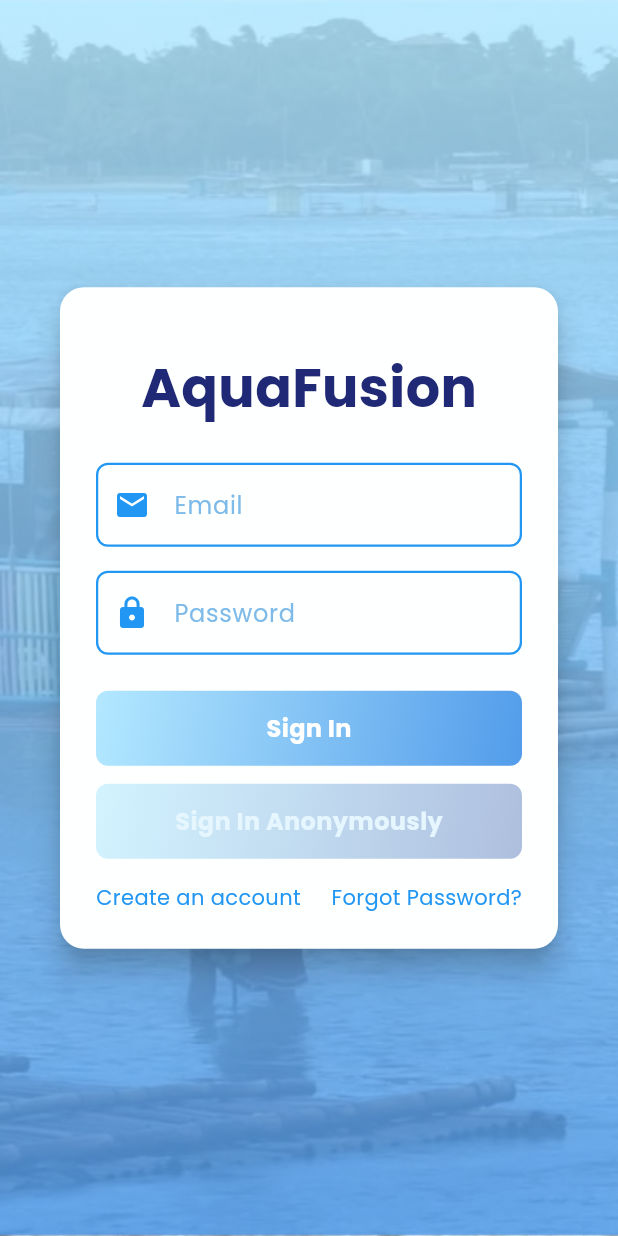
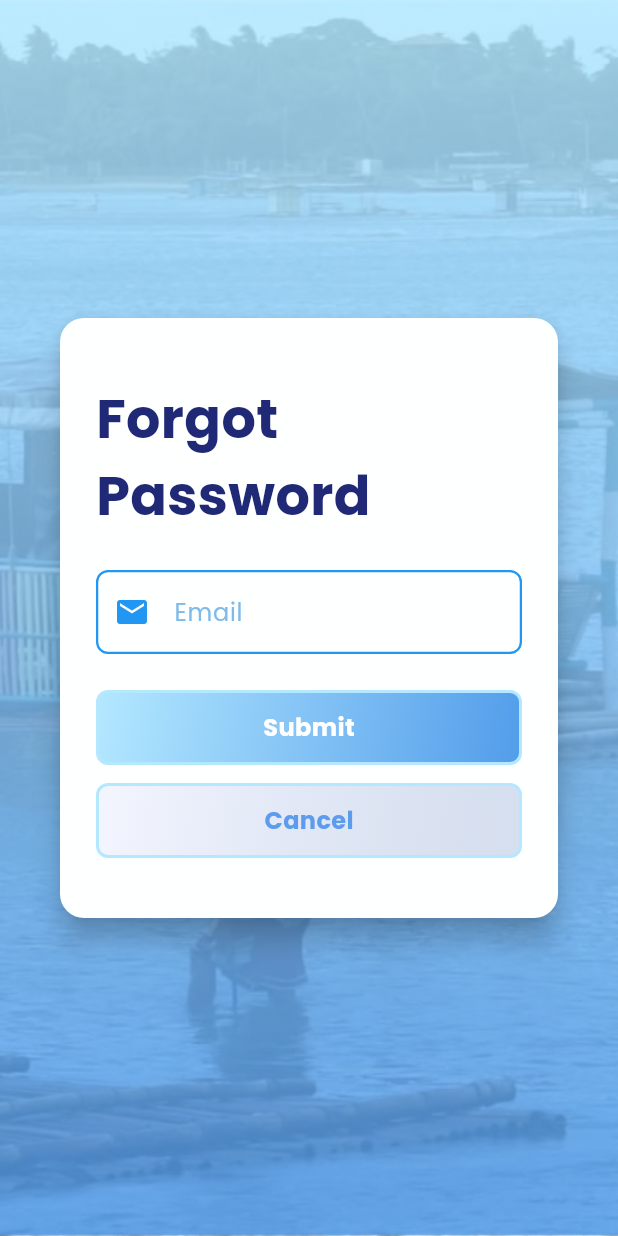
Before and after one commit to Pain4pple/aquafusion, a Flutter app: the screen it shows after launch, after a tap on "Create an account", after a tap on "Cancel", after a tap on "Forgot Password?", on a phone screen of 412 x 824 dp. Run offline on Flutter 3.47's test engine with Material 3 defaults, Android fonts, the light colour scheme and no system bars; our stand-ins replace cloud_firestore, firebase_auth, firebase_core, fl_chart, font_awesome_flutter, google_fonts and 1 more; missing offline and left inert: mqtt_client; accounts and stored records are empty.

Commit message:
ForgotPass

```diff
--- a/lib/screens/authenticate/authenticate.dart
+++ b/lib/screens/authenticate/authenticate.dart
@@ -1,5 +1,6 @@
 import 'package:aquafusion/screens/authenticate/register.dart';
 import 'package:aquafusion/screens/authenticate/sign_in.dart';
+import 'package:aquafusion/screens/authenticate/forgot_pass.dart'; // Import the new screen
 import 'package:flutter/material.dart';
 
 class Authenticate extends StatefulWidget {
@@ -10,19 +11,31 @@ class Authenticate extends StatefulWidget {
 }
 
 class _AuthenticateState extends State<Authenticate> {
-  bool showSignIn = true;
-  void toggleView(){
-    setState(() => showSignIn = !showSignIn);
+  // Track which screen to display
+  String currentScreen = 'signin';
+
+  // Function to switch between screens
+  void toggleView(String screen) {
+    setState(() => currentScreen = screen);
   }
+
   @override
   Widget build(BuildContext context) {
-    if(showSignIn){
-    return Container(
-      child: SignIn(toggleView:toggleView),
-    );
-    }else{
+    if (currentScreen == 'signin') {
       return Container(
-        child: Register(toggleView:toggleView),
+        child: SignIn(toggleView: toggleView),
+      );
+    } else if (currentScreen == 'register') {
+      return Container(
+        child: Register(toggleView: toggleView),
+      );
+    } else if (currentScreen == 'forgotPassword') {
+      return Container(
+        child: ForgotPass(toggleView: toggleView), // New screen
+      );
+    } else {
+      return Container(
+        child: Text('Error: Unknown screen'),
       );
     }
   }
--- /dev/null
+++ b/lib/screens/authenticate/forgot_pass.dart
@@ -0,0 +1,171 @@
+import 'package:aquafusion/screens/authenticate/sign_in.dart';
+import 'package:flutter/material.dart';
+import 'package:aquafusion/services/auth.dart';
+import 'package:google_fonts/google_fonts.dart';
+
+class ForgotPass extends StatefulWidget {
+  // const Register({super.key});
+  final Function(String) toggleView;
+  const ForgotPass ({super.key, required this.toggleView});
+  @override
+  State<ForgotPass> createState() => _ForgotPassState();
+}
+
+class _ForgotPassState extends State<ForgotPass> {
+
+  final AuthService _authService = AuthService();
+  final _formKey = GlobalKey<FormState>();
+
+  String email = '';
+  String error = '';
+
+  @override
+   Widget build(BuildContext context) {
+    return Scaffold(
+      body: Stack(
+        children: [
+            Positioned.fill(
+            child: Image.asset(
+              'assets/images/backgroundlogin.png',
+              fit: BoxFit.cover,
+            ),
+          ),
+          Center(
+            child: Card(
+              color: const Color(0xfffeffff),
+              elevation: 8,
+              shape: RoundedRectangleBorder(
+                borderRadius: BorderRadius.circular(16),
+              ),
+              margin: const EdgeInsets.symmetric(horizontal: 40),
+              child: Padding(
+                padding: const EdgeInsets.all(24),
+                child:Form(
+                key: _formKey,
+                 child: Column(
+                  mainAxisSize: MainAxisSize.min,
+                  children: [
+                    const SizedBox(height: 18),
+                    Center(
+                      child: Text(
+                        "Forgot Password",
+                        style: GoogleFonts.poppins(
+                          color: const Color(0xff202976),
+                          fontSize: 36,
+                          fontWeight: FontWeight.bold,
+                        ),
+                      ),
+                    ),
+                    const SizedBox(height: 24),
+                    TextFormField(
+                      decoration: InputDecoration(
+                        labelText: 'Email',
+                        labelStyle: const TextStyle(
+                          color: Color(0xff7fbbe9),
+                          fontWeight: FontWeight.w400,
+                        ),
+                        hintText: 'Enter your email',
+                        hintStyle: const TextStyle(
+                          color: Color(0xff7fbbe9),
+                          fontWeight: FontWeight.w400,
+                        ),
+                        prefixIcon: const Icon(Icons.email, color: Colors.blue),
+                        enabledBorder: OutlineInputBorder(
+                          borderRadius: BorderRadius.circular(8),
+                          borderSide: const BorderSide(color: Colors.blue, width: 1.5),
+                        ),
+                      ),
+                      validator: (value) {
+                        if (value == null || value.isEmpty) {
+                          return 'Email is required';
+                        }
+                        if (!RegExp(r'^[^@]+@[^@]+\.[^@]+').hasMatch(value)) {
+                          return 'Please enter a valid email address';
+                        }
+                        return null;
+                      },
+                      onChanged: (val){
+                        setState(() {
+                          email = val;
+                        });
+                      },
+                    ),
+
+                  const SizedBox(height: 24),
+                    _buildGradientButton('Submit', onPressed: () async {
+                      if (_formKey.currentState!.validate()){
+                        dynamic result = await _authService.forgotPass(email);
+                        print(result);
+                       showDialog(
+                        context: context,
+                        builder: (BuildContext context) {
+                          return AlertDialog(
+                            title: Text('Password Reset'),
+                            content: Text('If the email is valid, a password reset email has been sent to $email.'),
+                            actions: [
+                              TextButton(
+                                onPressed: () {
+                                  Navigator.of(context).pop(); // Close the dialog
+                                  widget.toggleView('signin'); // Navigate back to sign-in
+                                },
+                                child: Text('OK'),
+                              ),
+                            ],
+                          );
+                        },
+                      );
+                      }
+                    }),
+                  const SizedBox(height: 12),
+                    _buildGradientButton('Cancel', onPressed: () {
+                      widget.toggleView('signin');
+                    }, colors: [const Color(0xfff4f6ff), const Color.fromARGB(171, 194, 207, 231)],textColor: const Color(0xff5d9cec)),
+                  const SizedBox(height: 16),
+                  ],
+                ),
+              ),
+              ),
+            ),
+
+          )
+        ],
+      )
+    );
+  }
+
+    Widget _buildGradientButton(String text, {required VoidCallback onPressed, List<Color>? colors, Color? textColor}) {
+    return Container(
+      width: double.infinity,
+      height: 50,
+      decoration: BoxDecoration(
+        gradient: LinearGradient(
+          colors: colors ?? [const Color(0xffb3e8ff), const Color(0xff529cea)],
+          begin: Alignment.topLeft,
+          end: Alignment.bottomRight,
+        ),
+        borderRadius: BorderRadius.circular(8),
+        border: Border.all(
+        color: const Color(0xffb3e8ff), // Border color
+        width: 2, // Border width
+      ),
+      ),
+      child: Material(
+        color: Colors.transparent,
+        child: InkWell(
+          onTap: onPressed,
+          borderRadius: BorderRadius.circular(8),
+          child: Center(
+            child: Text(
+              text,
+              style: TextStyle(
+                color: textColor ?? Colors.white,
+                fontSize: 16,
+                fontWeight: FontWeight.bold,
+              ),
+            ),
+          ),
+        ),
+      ),
+    );
+  }
+}
--- a/lib/screens/authenticate/register.dart
+++ b/lib/screens/authenticate/register.dart
@@ -4,7 +4,7 @@ import 'package:google_fonts/google_fonts.dart';
 
 class Register extends StatefulWidget {
   // const Register({super.key});
-  final Function toggleView;
+  final Function(String) toggleView;
   const Register ({super.key, required this.toggleView});
   @override
   State<Register> createState() => _RegisterState();
@@ -250,7 +250,7 @@ class _RegisterState extends State<Register> {
                     }),
                   const SizedBox(height: 12),
                     _buildGradientButton('Cancel', onPressed: () {
-                      widget.toggleView();
+                      widget.toggleView('signin');
                     }, colors: [const Color(0xfff4f6ff), const Color.fromARGB(171, 194, 207, 231)],textColor: const Color(0xff5d9cec)),
                   const SizedBox(height: 16),
                   ],
--- a/lib/screens/authenticate/sign_in.dart
+++ b/lib/screens/authenticate/sign_in.dart
@@ -1,9 +1,10 @@
+import 'package:aquafusion/screens/authenticate/forgot_pass.dart';
 import 'package:flutter/material.dart';
 import 'package:aquafusion/services/auth.dart';
 import 'package:google_fonts/google_fonts.dart';
 
 class SignIn extends StatefulWidget {
-  final Function toggleView;
+  final Function(String) toggleView;
   const SignIn({super.key, required this.toggleView});
   @override
   State<SignIn> createState() => _SignInState();
@@ -149,7 +150,7 @@ class _SignInState extends State<SignIn> {
                       children: [
                         GestureDetector(
                           onTap: () {
-                             widget.toggleView();
+                             widget.toggleView('register');
                           },
                           child: const Text(
                             'Create an account',
@@ -160,7 +161,7 @@ class _SignInState extends State<SignIn> {
                         ),
                         GestureDetector(
                           onTap: () {
-                            // Handle forgot password logic
+                             widget.toggleView('forgotPassword');
                           },
                           child: const Text(
                             'Forgot Password?',
--- a/lib/screens/setup/setup.dart
+++ b/lib/screens/setup/setup.dart
@@ -18,7 +18,7 @@ class _SetupState extends State<Setup> {
   final _formKey = GlobalKey<FormState>();
   final FirebaseFirestore _firestore = FirebaseFirestore.instance;
   final FirebaseAuth _auth = FirebaseAuth.instance;
-  final List<String> optionsSpecies = ['Nile Tilapia', 'Milkfish'];
+  final List<String> optionsSpecies = ['Tilapia', 'Milkfish'];
   final List<String> optionsLifestage = ['Fingerling', 'Juvenile','Grower','Finisher'];
   String? species;
   String? lifestage;
--- a/lib/services/auth.dart
+++ b/lib/services/auth.dart
@@ -13,6 +13,17 @@ class AuthService{
   //auth change user stream
   Stream<UserModel?> get user {
     return _firebaseAuth.authStateChanges().map(_userFromFirebase);
+  }
+
+
+  //forgot pw anonymously
+  Future forgotPass(String email) async{
+    try{
+      await _firebaseAuth.sendPasswordResetEmail(email: email);
+    }catch(e){
+      print(e.toString());
+      return null;
+    }
   }
 
 
```
